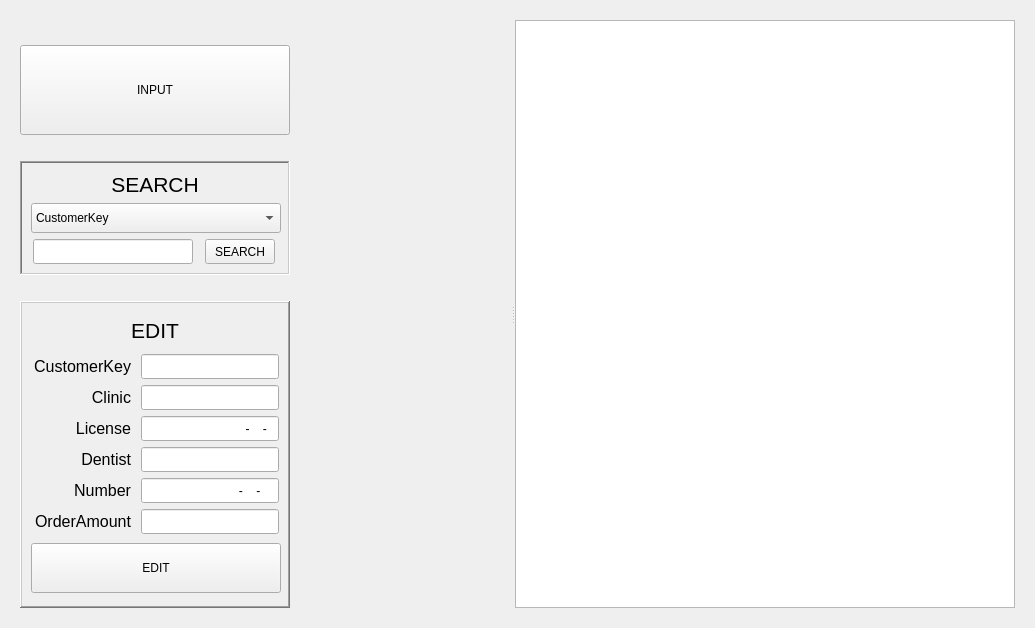
Old version of the form CustomerManagementAPP/Admin/customermanager.ui in the repository AndaCondaa/Project_CustomerManagementApp.
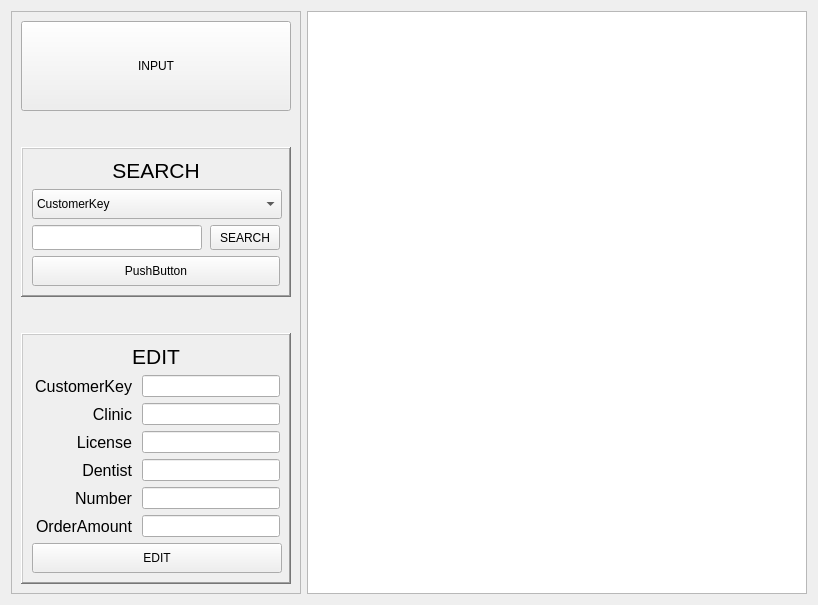
New version of the form. Icons and pictures are not drawn.

Diff of the .ui file:
```diff
--- a/CustomerManagementAPP/Admin/customermanager.ui
+++ b/CustomerManagementAPP/Admin/customermanager.ui
@@ -6,8 +6,8 @@
    <rect>
     <x>0</x>
     <y>0</y>
-    <width>1035</width>
-    <height>628</height>
+    <width>791</width>
+    <height>538</height>
    </rect>
   </property>
   <property name="baseSize">
@@ -19,45 +19,20 @@
   <property name="windowTitle">
    <string>Form</string>
   </property>
+  <layout class="QGridLayout" name="gridLayout_4">
+   <item row="0" column="0">
+    <layout class="QHBoxLayout" name="horizontalLayout_8">
+     <item>
+      <widget class="QFrame" name="frame_3">
+       <property name="frameShape">
+        <enum>QFrame::StyledPanel</enum>
+       </property>
+       <property name="frameShadow">
+        <enum>QFrame::Raised</enum>
+       </property>
   <layout class="QGridLayout" name="gridLayout_3">
-   <property name="leftMargin">
-    <number>20</number>
-   </property>
-   <property name="topMargin">
-    <number>20</number>
-   </property>
-   <property name="rightMargin">
-    <number>20</number>
-   </property>
-   <property name="bottomMargin">
-    <number>20</number>
-   </property>
-   <property name="spacing">
-    <number>20</number>
-   </property>
    <item row="0" column="0">
-    <widget class="QSplitter" name="splitter">
-     <property name="orientation">
-      <enum>Qt::Horizontal</enum>
-     </property>
-     <widget class="QWidget" name="">
       <layout class="QVBoxLayout" name="verticalLayout_3">
-       <item>
-        <spacer name="verticalSpacer_3">
-         <property name="orientation">
-          <enum>Qt::Vertical</enum>
-         </property>
-         <property name="sizeType">
-          <enum>QSizePolicy::Fixed</enum>
-         </property>
-         <property name="sizeHint" stdset="0">
-          <size>
-           <width>20</width>
-           <height>25</height>
-          </size>
-         </property>
-        </spacer>
-       </item>
        <item>
         <widget class="QPushButton" name="inputButton">
          <property name="sizePolicy">
@@ -116,7 +91,7 @@
          <property name="sizeHint" stdset="0">
           <size>
            <width>20</width>
-           <height>20</height>
+              <height>30</height>
           </size>
          </property>
         </spacer>
@@ -145,7 +120,7 @@
           <enum>QFrame::WinPanel</enum>
          </property>
          <property name="frameShadow">
-          <enum>QFrame::Sunken</enum>
+             <enum>QFrame::Raised</enum>
          </property>
          <layout class="QGridLayout" name="gridLayout">
           <item row="1" column="0">
@@ -212,7 +187,7 @@
                 </property>
                 <property name="minimumSize">
                  <size>
-                  <width>160</width>
+                     <width>170</width>
                   <height>25</height>
                  </size>
                 </property>
@@ -277,6 +252,19 @@
             </property>
            </widget>
           </item>
+             <item row="2" column="0">
+              <widget class="QPushButton" name="pushButton">
+               <property name="minimumSize">
+                <size>
+                 <width>0</width>
+                 <height>30</height>
+                </size>
+               </property>
+               <property name="text">
+                <string>PushButton</string>
+               </property>
+              </widget>
+             </item>
          </layout>
         </widget>
        </item>
@@ -291,7 +279,7 @@
          <property name="sizeHint" stdset="0">
           <size>
            <width>20</width>
-           <height>20</height>
+              <height>30</height>
           </size>
          </property>
         </spacer>
@@ -371,9 +359,6 @@
                   <height>25</height>
                  </size>
                 </property>
-                <property name="alignment">
-                 <set>Qt::AlignRight|Qt::AlignTrailing|Qt::AlignVCenter</set>
-                </property>
                 <property name="readOnly">
                  <bool>true</bool>
                 </property>
@@ -428,12 +413,6 @@
                   <height>25</height>
                  </size>
                 </property>
-                <property name="inputMask">
-                 <string/>
-                </property>
-                <property name="alignment">
-                 <set>Qt::AlignRight|Qt::AlignTrailing|Qt::AlignVCenter</set>
-                </property>
                </widget>
               </item>
              </layout>
@@ -485,12 +464,6 @@
                   <height>25</height>
                  </size>
                 </property>
-                <property name="inputMask">
-                 <string>00-0000-00</string>
-                </property>
-                <property name="alignment">
-                 <set>Qt::AlignRight|Qt::AlignTrailing|Qt::AlignVCenter</set>
-                </property>
                </widget>
               </item>
              </layout>
@@ -542,9 +515,6 @@
                   <height>25</height>
                  </size>
                 </property>
-                <property name="alignment">
-                 <set>Qt::AlignRight|Qt::AlignTrailing|Qt::AlignVCenter</set>
-                </property>
                </widget>
               </item>
              </layout>
@@ -596,12 +566,6 @@
                   <height>25</height>
                  </size>
                 </property>
-                <property name="inputMask">
-                 <string>000-0000-0000</string>
-                </property>
-                <property name="alignment">
-                 <set>Qt::AlignRight|Qt::AlignTrailing|Qt::AlignVCenter</set>
-                </property>
                </widget>
               </item>
              </layout>
@@ -653,9 +617,6 @@
                   <height>25</height>
                  </size>
                 </property>
-                <property name="alignment">
-                 <set>Qt::AlignRight|Qt::AlignTrailing|Qt::AlignVCenter</set>
-                </property>
                 <property name="readOnly">
                  <bool>true</bool>
                 </property>
@@ -665,6 +626,27 @@
             </item>
            </layout>
           </item>
+             <item row="0" column="0">
+              <widget class="QLabel" name="editLabel">
+               <property name="maximumSize">
+                <size>
+                 <width>16777215</width>
+                 <height>30</height>
+                </size>
+               </property>
+               <property name="font">
+                <font>
+                 <pointsize>16</pointsize>
+                </font>
+               </property>
+               <property name="text">
+                <string>EDIT</string>
+               </property>
+               <property name="alignment">
+                <set>Qt::AlignCenter</set>
+               </property>
+              </widget>
+             </item>
           <item row="2" column="0">
            <widget class="QPushButton" name="editButton">
             <property name="sizePolicy">
@@ -690,32 +672,15 @@
             </property>
            </widget>
           </item>
-          <item row="0" column="0">
-           <widget class="QLabel" name="editLabel">
-            <property name="maximumSize">
-             <size>
-              <width>16777215</width>
-              <height>30</height>
-             </size>
-            </property>
-            <property name="font">
-             <font>
-              <pointsize>16</pointsize>
-             </font>
-            </property>
-            <property name="text">
-             <string>EDIT</string>
-            </property>
-            <property name="alignment">
-             <set>Qt::AlignCenter</set>
-            </property>
+            </layout>
            </widget>
           </item>
          </layout>
-        </widget>
        </item>
       </layout>
      </widget>
+     </item>
+     <item>
      <widget class="QTableView" name="customerTableView">
       <property name="sizePolicy">
        <sizepolicy hsizetype="Preferred" vsizetype="Preferred">
@@ -748,7 +713,8 @@
        <bool>false</bool>
       </attribute>
      </widget>
-    </widget>
+     </item>
+    </layout>
    </item>
   </layout>
  </widget>
```
Lines whose indentation alone changed are shown as unchanged.
